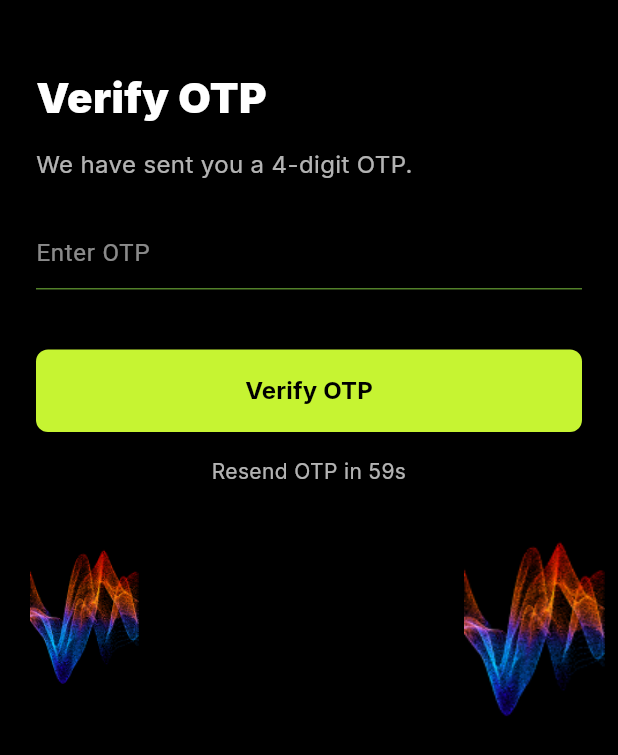
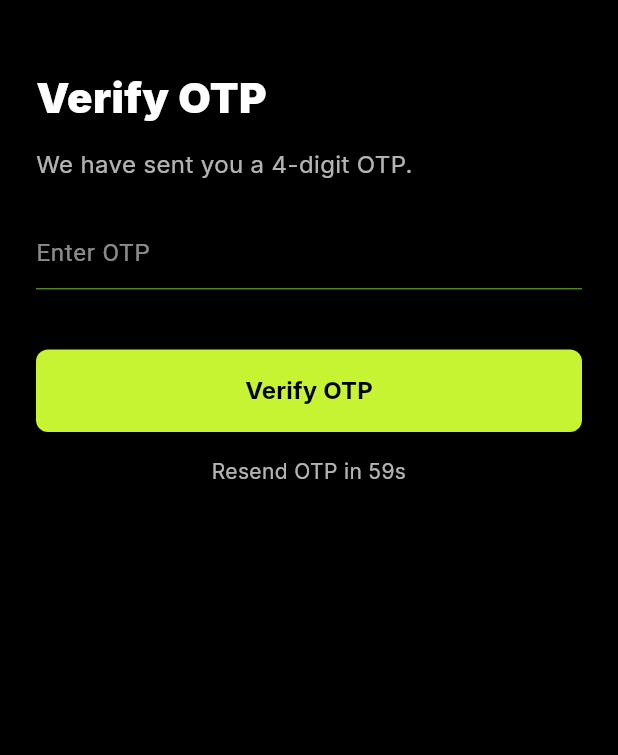
Before and after one commit to faridrazza/frontapp, a Flutter app: the VerifyOtpScreen screen opened directly with empty values, on a phone screen of 412 x 824 dp. Shown: the top 755 px of the screen. Run offline on Flutter 3.47's test engine with Material 3 defaults, Android fonts, the phone set to English and light mode, and no system bars; our stand-ins replace dio, equatable, flutter_bloc, flutter_secure_storage, google_fonts, intl_phone_number_input and 4 more; missing offline and left inert: flutter_sound; accounts and stored records are empty.

Commit message:
verify screen images remove done

```diff
--- a/lib/features/auth/presentation/screens/verify_otp_screen.dart
+++ b/lib/features/auth/presentation/screens/verify_otp_screen.dart
@@ -138,9 +138,7 @@ class _VerifyOtpScreenState extends State<VerifyOtpScreen> {
   Widget build(BuildContext context) {
     return Scaffold(
       backgroundColor: Colors.black,
-      body: _WaveBackground(
-        isKeyboardVisibleNotifier: _isKeyboardVisible,
-        child: SafeArea(
+      body: SafeArea(
         child: NotificationListener<ScrollNotification>(
           onNotification: (notification) {
             if (notification is ScrollUpdateNotification) {
@@ -250,57 +248,7 @@ class _VerifyOtpScreenState extends State<VerifyOtpScreen> {
           ),
         ),
       ),
-      ),
       resizeToAvoidBottomInset: true,
     );
   }
 }
-
-class _WaveBackground extends StatelessWidget {
-  final Widget child;
-  final ValueNotifier<bool> isKeyboardVisibleNotifier;
-
-  const _WaveBackground({
-    Key? key,
-    required this.child,
-    required this.isKeyboardVisibleNotifier,
-  }) : super(key: key);
-
-  @override
-  Widget build(BuildContext context) {
-    return Stack(
-      children: [
-        ValueListenableBuilder<bool>(
-          valueListenable: isKeyboardVisibleNotifier,
-          builder: (context, isKeyboardVisible, _) {
-            return AnimatedOpacity(
-              opacity: isKeyboardVisible ? 0.0 : 1.0,
-              duration: const Duration(milliseconds: 200),
-              child: Stack(
-                children: [
-                  Positioned(
-                    left: 20,
-                    bottom: MediaQuery.of(context).size.height * 0.4,
-                    child: Image.asset(
-                      'assets/images/waveleft.png',
-                      height: MediaQuery.of(context).size.height * 0.2,
-                    ),
-                  ),
-                  Positioned(
-                    right: 5,
-                    bottom: MediaQuery.of(context).size.height * 0.35,
-                    child: Image.asset(
-                      'assets/images/waveleft.png',
-                      height: MediaQuery.of(context).size.height * 0.28,
-                    ),
-                  ),
-                ],
-              ),
-            );
-          },
-        ),
-        child,
-      ],
-    );
-  }
-}
--- a/lib/features/speak_with_ai/presentation/bloc/speak_with_ai_bloc.dart
+++ b/lib/features/speak_with_ai/presentation/bloc/speak_with_ai_bloc.dart
@@ -106,7 +106,7 @@ class SpeakWithAIBloc extends Bloc<SpeakWithAIEvent, SpeakWithAIState> {
       // Add timeout
       await Future.delayed(Duration(seconds: 50));
       if (state is SpeakWithAIConversation && (state as SpeakWithAIConversation).isLoading) {
-        _logger.w('AI response timeout');
+        // _logger.w('AI response timeout');
         emit((state as SpeakWithAIConversation).copyWith(isLoading: false));
         add(ReceiveMessage('AI response timeout. Please try again.', null));
       }
```
Lines whose indentation alone changed are shown as unchanged.
